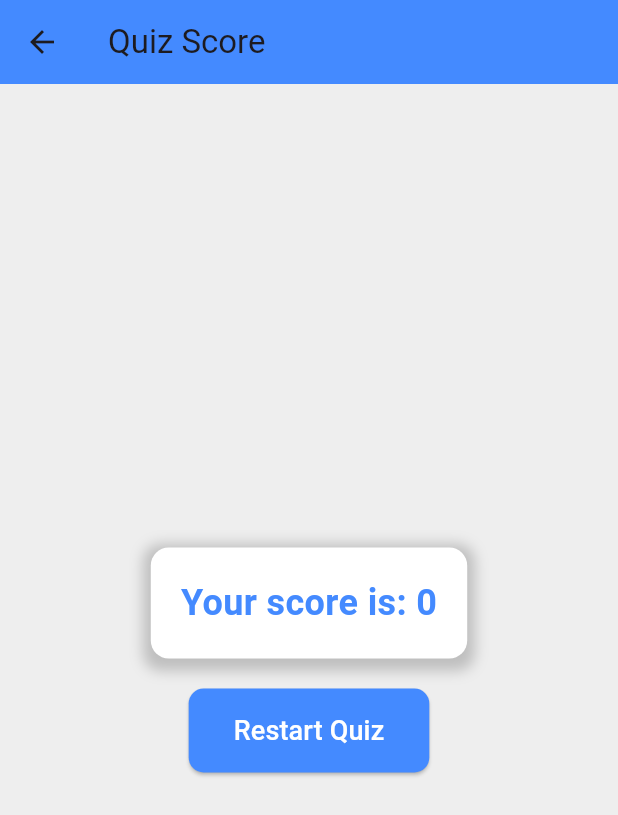
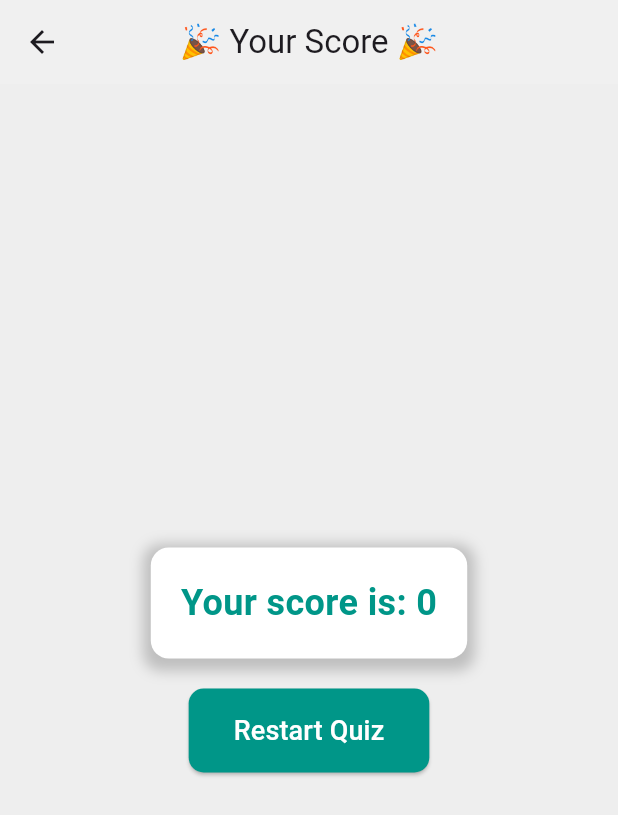
Before and after one commit to MauryaAayush/multiple_app, a Flutter app: the ScoreScreen screen opened directly, on a phone screen of 412 x 824 dp. Shown: the top 815 px of the screen. Run offline on Flutter 3.47's test engine with Material 3 defaults, Android fonts, the phone set to English and light mode, and no system bars; our stand-ins replace get, google_fonts, shared_preferences; accounts and stored records are empty.

Commit message:
Radhey Radhey

```diff
--- a/lib/Quiz_APP/model/quiz_model.dart
+++ b/lib/Quiz_APP/model/quiz_model.dart
@@ -28,7 +28,7 @@ List<Questions> getQuestions(){
     Questions(
       questionText: "Which river is the longest river in India?",
       options: ["Ganges", "Godavari", "Yamuna", "Narmada"],
-      correctOptionIndex: 1,
+      correctOptionIndex: 0,
     ),
     Questions(
       questionText: "In which year did India gain independence from British rule?",
--- a/lib/Quiz_APP/views/score_screen.dart
+++ b/lib/Quiz_APP/views/score_screen.dart
@@ -13,8 +13,9 @@ class ScoreScreen extends StatelessWidget {
     return Scaffold(
       backgroundColor: Colors.grey[200],
       appBar: AppBar(
-        title: Text("Quiz Score"),
-        backgroundColor: Colors.blueAccent,
+        centerTitle: true,
+        title: const Text("🎉 Your Score 🎉"),
+        backgroundColor: Colors.white12,
       ),
       body: Center(
         child: AnimatedScale(
@@ -41,7 +42,7 @@ class ScoreScreen extends StatelessWidget {
                   ),
                   child: Text(
                     "Your score is: ${quizController.score.value}",
-                    style: TextStyle(fontSize: 24, fontWeight: FontWeight.bold, color: Colors.blueAccent),
+                    style: TextStyle(fontSize: 24, fontWeight: FontWeight.bold, color: Colors.teal),
                   ),
                 ),
                 SizedBox(height: 20),
@@ -51,7 +52,7 @@ class ScoreScreen extends StatelessWidget {
                     Get.back();
                   },
                   style: ElevatedButton.styleFrom(
-                    foregroundColor: Colors.white, backgroundColor: Colors.blueAccent,
+                    foregroundColor: Colors.white, backgroundColor: Colors.teal,
                     padding: EdgeInsets.symmetric(vertical: 15, horizontal: 30),
                     shape: RoundedRectangleBorder(
                       borderRadius: BorderRadius.circular(10.0),
```
